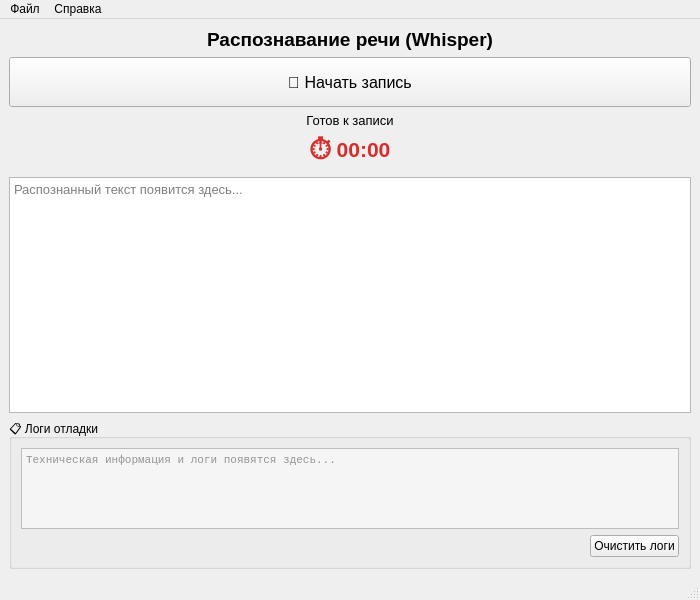
Before: the Qt Designer form mainwindow.ui in den0011/SpeechRecognition, drawn with Qt 5.
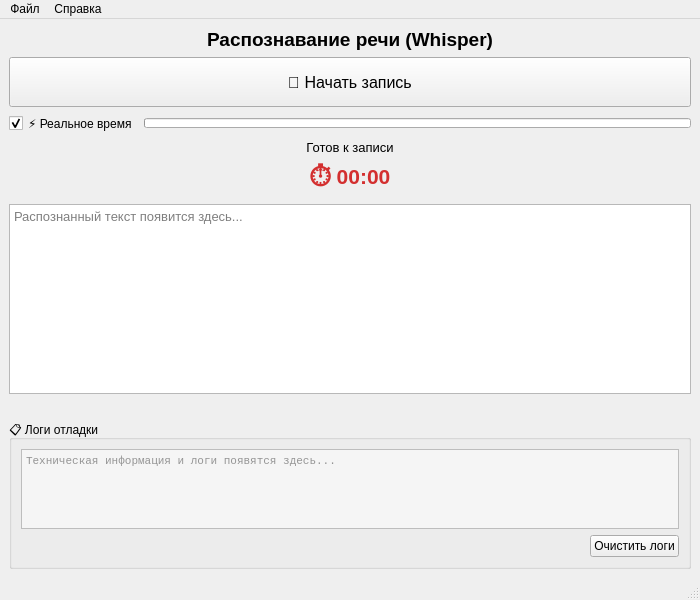
After: the same form once the commit is applied.

The edit to the form file:
```diff
--- a/mainwindow.ui
+++ b/mainwindow.ui
@@ -50,6 +50,42 @@
       </property>
      </widget>
     </item>
+    <item>
+     <layout class="QHBoxLayout" name="realtimeLayout">
+      <item>
+       <widget class="QCheckBox" name="realtimeCheckBox">
+        <property name="toolTip">
+         <string>Текст появляется во время речи: фразы распознаются сразу после паузы</string>
+        </property>
+        <property name="text">
+         <string>⚡ Реальное время</string>
+        </property>
+        <property name="checked">
+         <bool>true</bool>
+        </property>
+       </widget>
+      </item>
+      <item>
+       <widget class="QProgressBar" name="levelBar">
+        <property name="maximumSize">
+         <size>
+          <width>16777215</width>
+          <height>10</height>
+         </size>
+        </property>
+        <property name="toolTip">
+         <string>Уровень сигнала микрофона</string>
+        </property>
+        <property name="value">
+         <number>0</number>
+        </property>
+        <property name="textVisible">
+         <bool>false</bool>
+        </property>
+       </widget>
+      </item>
+     </layout>
+    </item>
     <item>
      <widget class="QLabel" name="statusLabel">
       <property name="font">
@@ -100,6 +136,19 @@
       </property>
      </widget>
     </item>
+    <item>
+     <widget class="QLabel" name="partialLabel">
+      <property name="styleSheet">
+       <string>color: #888; font-style: italic;</string>
+      </property>
+      <property name="text">
+       <string/>
+      </property>
+      <property name="wordWrap">
+       <bool>true</bool>
+      </property>
+     </widget>
+    </item>
     <item>
      <widget class="QGroupBox" name="logGroupBox">
       <property name="maximumSize">
```
